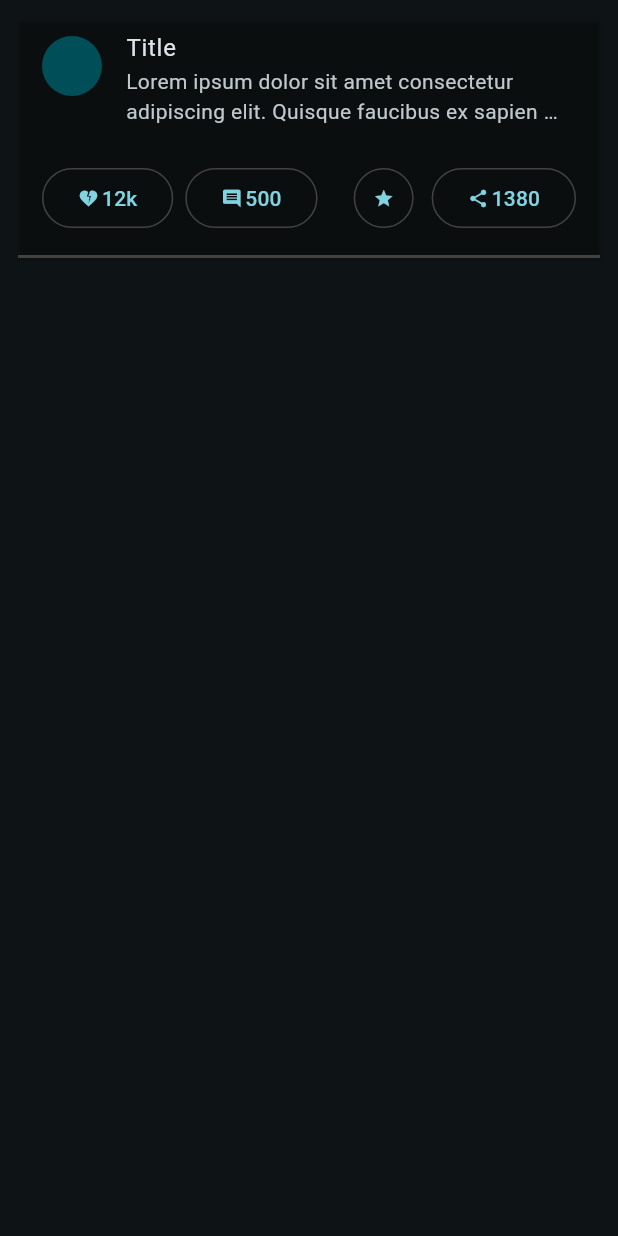
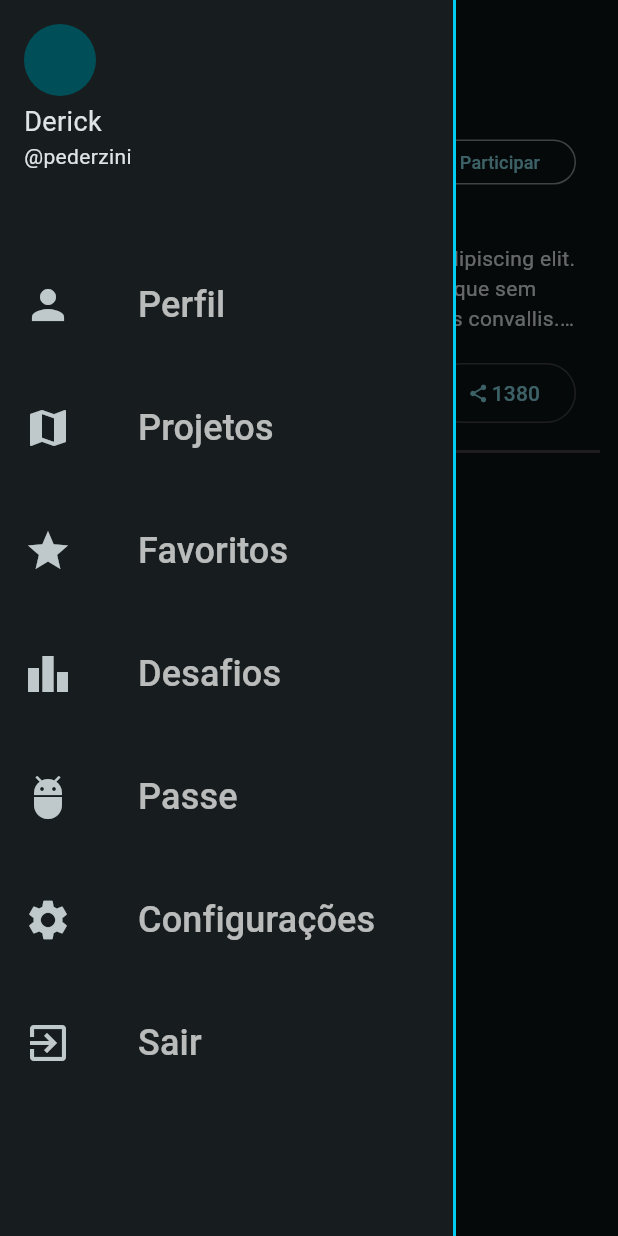
Before and after one commit to DerickPederzini/AcuraHub, a Flutter app: the HomePage screen opened directly, with the side drawer open (before the commit the screen has no drawer), on a phone screen of 412 x 824 dp. Run offline on Flutter 3.47's test engine with Material 3 defaults, Android fonts, the phone set to English and light mode, and no system bars.

Commit message:
adiciona fórum e navbar

```diff
--- /dev/null
+++ b/forum_front/lib/components/drawer.dart
@@ -0,0 +1,72 @@
+import 'package:flutter/material.dart';
+
+class ListItens {
+  IconData icon;
+  String text;
+  String url;
+
+  ListItens({required this.icon, required this.text, required this.url});
+}
+
+class AppDrawer extends StatelessWidget {
+  const AppDrawer({super.key});
+
+  static final allListItens = [
+    ListItens(icon: Icons.person, text: "Perfil", url: "/" ),
+    ListItens(icon: Icons.map, text: "Projetos", url: "/"),
+    ListItens(icon: Icons.star, text: "Favoritos", url: "/"),
+    ListItens(icon: Icons.leaderboard, text: "Desafios",url: "/"),
+    ListItens(icon: Icons.adb_rounded, text: "Passe",url: "/"),
+    ListItens(icon: Icons.settings, text: "Configurações", url: "/"),
+    ListItens(icon: Icons.exit_to_app, text: "Sair", url: "/login"),
+  ];
+
+  @override
+  Widget build(BuildContext context) {
+    return Drawer(
+      shape: LinearBorder.end(
+        side: BorderSide(
+          color: const Color.fromARGB(255, 0, 205, 240),
+          width: 2,
+        ),
+      ),
+      child: Column(
+        crossAxisAlignment: CrossAxisAlignment.start,
+        spacing: 32,
+        children: [
+          Padding(
+            padding: const EdgeInsets.all(16.0),
+            child: Column(
+              crossAxisAlignment: CrossAxisAlignment.start,
+              children: [
+                CircleAvatar(radius: 24),
+                SizedBox(height: 4),
+                Text("Derick", style: TextStyle(fontSize: 18)),
+                Text("@pederzini"),
+              ],
+            ),
+          ),
+          ListView.builder(
+            shrinkWrap: true,
+            itemCount: allListItens.length,
+            itemBuilder: (BuildContext context, index) {
+              return ListTile(
+                leading: Icon(allListItens[index].icon, size: 32),
+                minVerticalPadding: 16,
+                horizontalTitleGap: 32,
+                title: TextButton(
+                  style: TextButton.styleFrom(alignment: Alignment.centerLeft),
+                  onPressed: () => {Navigator.pushNamed(context, allListItens[index].url)},
+                  child: Text(
+                    allListItens[index].text,
+                    style: TextStyle(fontSize: 24, color: Colors.white70),
+                  ),
+                ),
+              );
+            },
+          ),
+        ],
+      ),
+    );
+  }
+}
--- a/forum_front/lib/components/feed_card.dart
+++ b/forum_front/lib/components/feed_card.dart
@@ -11,21 +11,65 @@ class _FeedCardState extends State<FeedCard> {
   @override
   Widget build(BuildContext context) {
     return Card(
-      color: Colors.transparent,
-      shape: LinearBorder.bottom(side: BorderSide(width: 2, color: Colors.grey.shade800)),
+      color: Theme.of(context).scaffoldBackgroundColor,
+      shape: LinearBorder.bottom(
+        side: BorderSide(width: 2, color: Colors.grey.shade800),
+      ),
+      child: Padding(
+        padding: const EdgeInsets.all(16.0),
         child: Column(
           children: [
-          ListTile(
-            leading: Column(children: [CircleAvatar()]),
-            title: Text("Title"),
-            subtitle: Text(
-              maxLines: 2,
-              overflow: TextOverflow.ellipsis,
-              "Lorem ipsum dolor sit amet consectetur adipiscing elit. Quisque faucibus ex sapien vitae pellentesque sem placerat. In id cursus mi pretium Tellus duis convallis. Tempus leo eu aenean sed diam urna tempor. Pulvinar vivamus fringilla lacus nec metus bibendum egestas. Iaculis massa nisl malesuada lacinia inteiro nunc posuere. Ut hendrerit sempre vel class aptent taciti sociosqu. Ad litora torquent per conubia nostra inceptos himenaeos.",
+            Column(
+              crossAxisAlignment: CrossAxisAlignment.start,
+              children: [
+              Row(
+                mainAxisAlignment: MainAxisAlignment.spaceBetween,
+                children: [
+                  Row(
+                    spacing: 8,
+                    children: [
+                      CircleAvatar(radius: 12,),
+                      Text("pdzn_mvp", style: TextStyle(fontSize: 12)),
+                      Text("12h", style: TextStyle(fontSize: 12),),
+                      Text("°", style: TextStyle(fontSize: 12),),
+                      Text("128 Views", style: TextStyle(fontSize: 12),),
+                    ],
                   ),
+                  OutlinedButton(
+                    onPressed: () {},
+                    style: OutlinedButton.styleFrom(minimumSize: Size(5, 30)),
+                    child: Text("Participar", style: TextStyle(fontSize: 12)),
                   ),
+
+                ],
+              ),
+              SizedBox(height: 4,),
+              Text("Titulo do post", style: TextStyle(fontSize: 18),),
+              Text(maxLines: 3, overflow: TextOverflow.ellipsis, "Lorem ipsum dolor sit amet consectetur adipiscing elit. Quisque faucibus ex sapien vitae pellentesque sem placerat. In id cursus mi pretium Tellus duis convallis. Tempus leo eu aenean sed diam urna tempor. Pulvinar vivamus fringilla lacus nec metus bibendum egestas. Iaculis massa nisl malesuada lacinia inteiro nunc posuere. Ut hendrerit sempre vel class aptent taciti sociosqu. Ad litora torquent per conubia nostra inceptos himenaeos.",)
+
+            ],
+            ),
+            // ListTile(
+            //   leading: Column(children: [CircleAvatar(radius: 18,)]),
+            //   title: Row(
+            //     mainAxisAlignment: MainAxisAlignment.spaceBetween,
+            //     children: [
+            //       Text("Title"),
+            //       OutlinedButton(
+            //         onPressed: () {},
+            //         style: OutlinedButton.styleFrom(minimumSize: Size(5, 30)),
+            //         child: Text("Participar", style: TextStyle(fontSize: 12)),
+            //       ),
+            //     ],
+            //   ),
+            //   subtitle: Text(
+            //     maxLines: 2,
+            //     overflow: TextOverflow.ellipsis,
+            //     "Lorem ipsum dolor sit amet consectetur adipiscing elit. Quisque faucibus ex sapien vitae pellentesque sem placerat. In id cursus mi pretium Tellus duis convallis. Tempus leo eu aenean sed diam urna tempor. Pulvinar vivamus fringilla lacus nec metus bibendum egestas. Iaculis massa nisl malesuada lacinia inteiro nunc posuere. Ut hendrerit sempre vel class aptent taciti sociosqu. Ad litora torquent per conubia nostra inceptos himenaeos.",
+            //   ),
+            // ),
             Padding(
-            padding: const EdgeInsets.all(16.0),
+              padding: const EdgeInsets.fromLTRB(0, 16, 0, 0),
               child: Row(
                 mainAxisAlignment: MainAxisAlignment.spaceBetween,
                 children: [
@@ -90,6 +134,7 @@ class _FeedCardState extends State<FeedCard> {
             ),
           ],
         ),
+      ),
     );
   }
 }
--- a/forum_front/lib/components/home_feed.dart
+++ b/forum_front/lib/components/home_feed.dart
@@ -14,7 +14,7 @@ class _HomeFeedState extends State<HomeFeed> {
     return Expanded(
       child: Padding(
         padding: const EdgeInsets.all(8.0),
-        child: ListView(children: [FeedCard()]),
+        child: ListView(children: [FeedCard(),]),
       ),
     );
   }
--- a/forum_front/lib/pages/home_page.dart
+++ b/forum_front/lib/pages/home_page.dart
@@ -1,4 +1,5 @@
 import 'package:flutter/material.dart';
+import 'package:forum_front/components/drawer.dart';
 import 'package:forum_front/components/home_feed.dart';
 
 class HomePage extends StatelessWidget {
@@ -7,6 +8,10 @@ class HomePage extends StatelessWidget {
   @override
   Widget build(BuildContext context) {
     return Scaffold(
+      appBar: AppBar(
+        title: Image(image: AssetImage("assets/logos/Euron.png")),
+      ),
+      drawer: AppDrawer(),
       body: Column(
         children: [
           Row(children: []),
--- a/forum_front/lib/pages/login_page.dart
+++ b/forum_front/lib/pages/login_page.dart
@@ -34,7 +34,7 @@ class LoginPage extends StatelessWidget {
                           height: 40,
                           child: ElevatedButton(
                             style: ElevatedButton.styleFrom(
-                              backgroundColor: Color.fromARGB(255, 0, 240, 205),
+                              backgroundColor: Color.fromARGB(255, 0, 205, 240),
                             ),
                             onPressed: () {
                               Navigator.pushNamed(context, "/");
```
Lines whose indentation alone changed are shown as unchanged.
